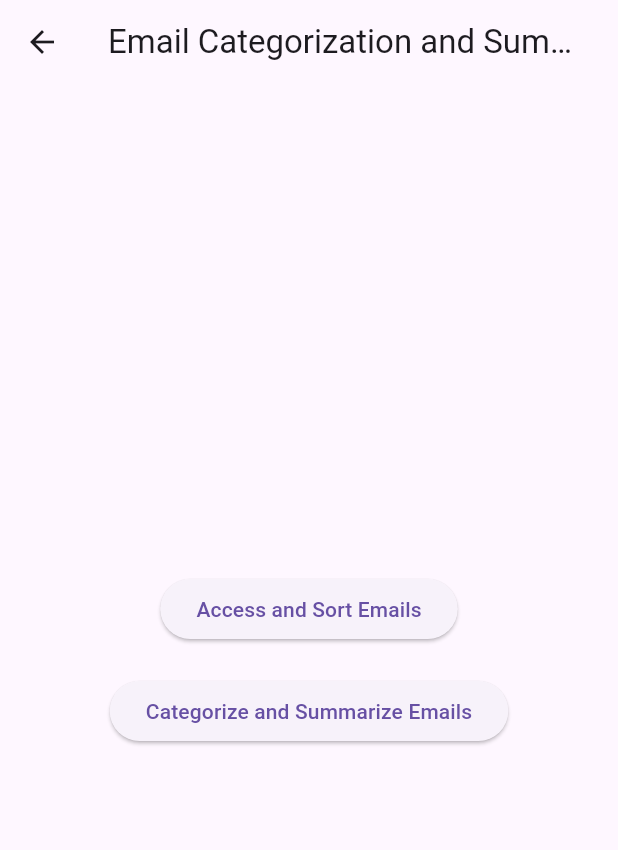
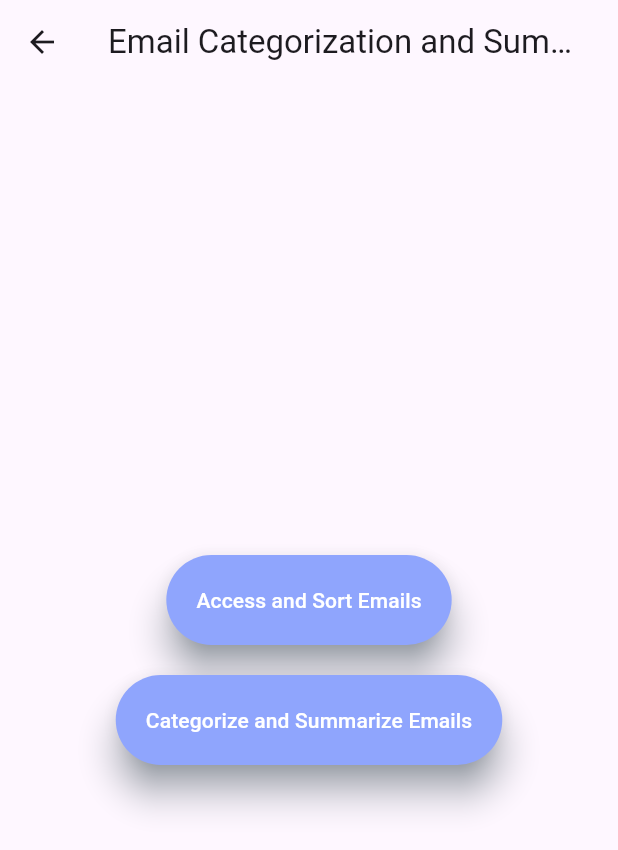
Before and after one commit to COSC481W-2024Winter/JARVIS, a Flutter app: the screen it shows once a user with an empty profile is signed in, after a tap on "Categorize Emails", on a phone screen of 412 x 824 dp. Shown: the top 850 px of the screen. Run offline on Flutter 3.47's test engine with Material 3 defaults, Android fonts, the phone set to English and light mode, and no system bars; our stand-ins replace firebase_auth, firebase_core, flutter_dotenv, google_sign_in, shared_preferences, speech_to_text; missing offline and left inert: firebase_ui_auth, firebase_ui_oauth_google, flutter_gpt_tokenizer, localstore; accounts and stored records are empty; network calls fail.

Commit message:
UI Redesign Continued
Fix: UI Redesign

Altered the appearance of more buttons.

* Changed the appearance of multiple buttons that may or may not appear in the final product.

addresses #38

```diff
--- a/lib/email_categorization_screen.dart
+++ b/lib/email_categorization_screen.dart
@@ -26,17 +26,39 @@ class EmailCategorizationScreen extends StatelessWidget {
           mainAxisAlignment: MainAxisAlignment.center,
           children: [
             ElevatedButton(
-              child: Text('Access and Sort Emails'),
               onPressed: () async {
                 await _accessAndSortEmails(context);
               },
+              style: ElevatedButton.styleFrom(
+                  backgroundColor: const Color(0xFF8FA5FD),
+                  padding: const EdgeInsets.all(20),
+                  shadowColor: Colors.blueGrey,
+                  elevation: 10,
+                ),
+              child: const Text(
+                'Access and Sort Emails',
+                style: TextStyle(
+          color: Colors.white
+                  ),
+          ),
             ),
             SizedBox(height: 20),
             ElevatedButton(
-              child: Text('Categorize and Summarize Emails'),
               onPressed: () async {
                 await categorizeAndSummarizeEmails(context);
               },
+              style: ElevatedButton.styleFrom(
+                  backgroundColor: const Color(0xFF8FA5FD),
+                  padding: const EdgeInsets.all(20),
+                  shadowColor: Colors.blueGrey,
+                  elevation: 10,
+                ),
+              child: const Text(
+                'Categorize and Summarize Emails',
+                style: TextStyle(
+          color: Colors.white
+          ),
+                ),
             ),
           ],
         ),
--- a/lib/email_summary.dart
+++ b/lib/email_summary.dart
@@ -1,6 +1,5 @@
 import 'package:flutter/material.dart';
 import 'package:jarvis/auth_gate.dart';
-import 'widgets/customButton.dart';
 import 'widgets/CustomHeader.dart';
 import 'z_personal.dart';
 import 'z_arrangements.dart';
--- a/lib/home.dart
+++ b/lib/home.dart
@@ -42,7 +42,18 @@ class _HomeScreenState extends State<HomeScreen> {
   ElevatedButton _buildCategorizationButton(BuildContext context) {
     return ElevatedButton(
       onPressed: () => _navigateToCategorizationScreen(context),
-      child: const Text('Categorize Emails'),
+      style: ElevatedButton.styleFrom(
+                  backgroundColor: const Color(0xFF8FA5FD),
+                  padding: const EdgeInsets.all(20),
+                  shadowColor: Colors.blueGrey,
+                  elevation: 1,
+                ),
+      child: const Text(
+        'Categorize Emails',
+          style: TextStyle(
+          color: Colors.white
+          ),
+        ),
     );
   }
 
@@ -71,7 +82,18 @@ class _HomeScreenState extends State<HomeScreen> {
   ElevatedButton _buildListenEmailButton(BuildContext context) {
     return ElevatedButton(
       onPressed: () => _navigateToHomePage(context),
-      child: const Text('Sample'),
+      style: ElevatedButton.styleFrom(
+                  backgroundColor: const Color(0xFF8FA5FD),
+                  padding: const EdgeInsets.all(20),
+                  shadowColor: Colors.blueGrey,
+                  elevation: 1,
+                ),
+      child: const Text(
+                        'Sample',
+                        style: TextStyle(
+                        color: Colors.white
+                      ),
+      ),
     );
   }
 
```
